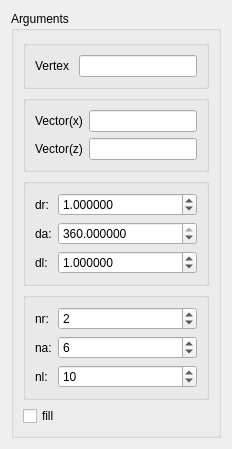
Above: src/HEXABLOCKGUI/MakeCylindrical_QTD.ui from SalomePlatform/hexablock before the change. Below: the same form after it.
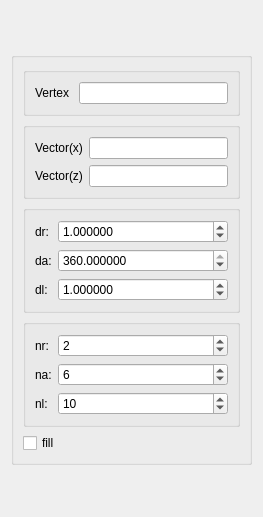
That is the form after the change.

```diff
--- a/src/HEXABLOCKGUI/MakeCylindrical_QTD.ui
+++ b/src/HEXABLOCKGUI/MakeCylindrical_QTD.ui
@@ -6,8 +6,8 @@
    <rect>
     <x>0</x>
     <y>0</y>
-    <width>223</width>
-    <height>428</height>
+    <width>263</width>
+    <height>517</height>
    </rect>
   </property>
   <property name="sizePolicy">
@@ -29,7 +29,7 @@
       </sizepolicy>
      </property>
      <property name="title">
-      <string>Arguments</string>
+      <string/>
      </property>
      <layout class="QVBoxLayout" name="verticalLayout_4">
       <item>
```
